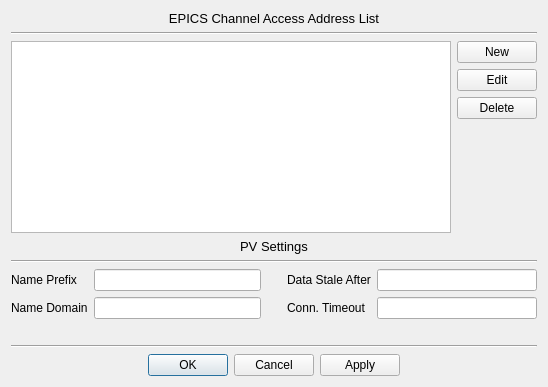
First picture: the form in ServiceManager/GUI/layouts/CASettings.ui, repository ISISNeutronMuon/HLM_PV_Import, before the edit.
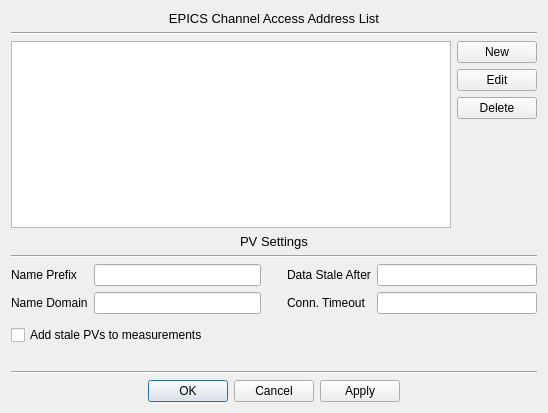
Second picture: the form after the edit.

Commit message: Service DB reconnection, stale PVs settings, other improvements

What changed in the file:
```diff
--- a/ServiceManager/GUI/layouts/CASettings.ui
+++ b/ServiceManager/GUI/layouts/CASettings.ui
@@ -7,7 +7,7 @@
     <x>0</x>
     <y>0</y>
     <width>548</width>
-    <height>387</height>
+    <height>413</height>
    </rect>
   </property>
   <property name="font">
@@ -244,6 +244,35 @@
        </item>
       </layout>
      </item>
+     <item>
+      <spacer name="verticalSpacer_2">
+       <property name="orientation">
+        <enum>Qt::Vertical</enum>
+       </property>
+       <property name="sizeType">
+        <enum>QSizePolicy::Fixed</enum>
+       </property>
+       <property name="sizeHint" stdset="0">
+        <size>
+         <width>20</width>
+         <height>5</height>
+        </size>
+       </property>
+      </spacer>
+     </item>
+     <item>
+      <widget class="QCheckBox" name="addStalePvCB">
+       <property name="toolTip">
+        <string>Add the PV to measurements even if its data is considered stale (time since last update is longer than Data Stale After value).</string>
+       </property>
+       <property name="whatsThis">
+        <string>Add the PV to measurements even if its data is considered stale (time since last update is longer than Data Stale After value).</string>
+       </property>
+       <property name="text">
+        <string>Add stale PVs to measurements</string>
+       </property>
+      </widget>
+     </item>
     </layout>
    </item>
    <item>
```
Left out of the diff: 2 changed lines with no effect on the pictures. The commit also changes 14 other files.
